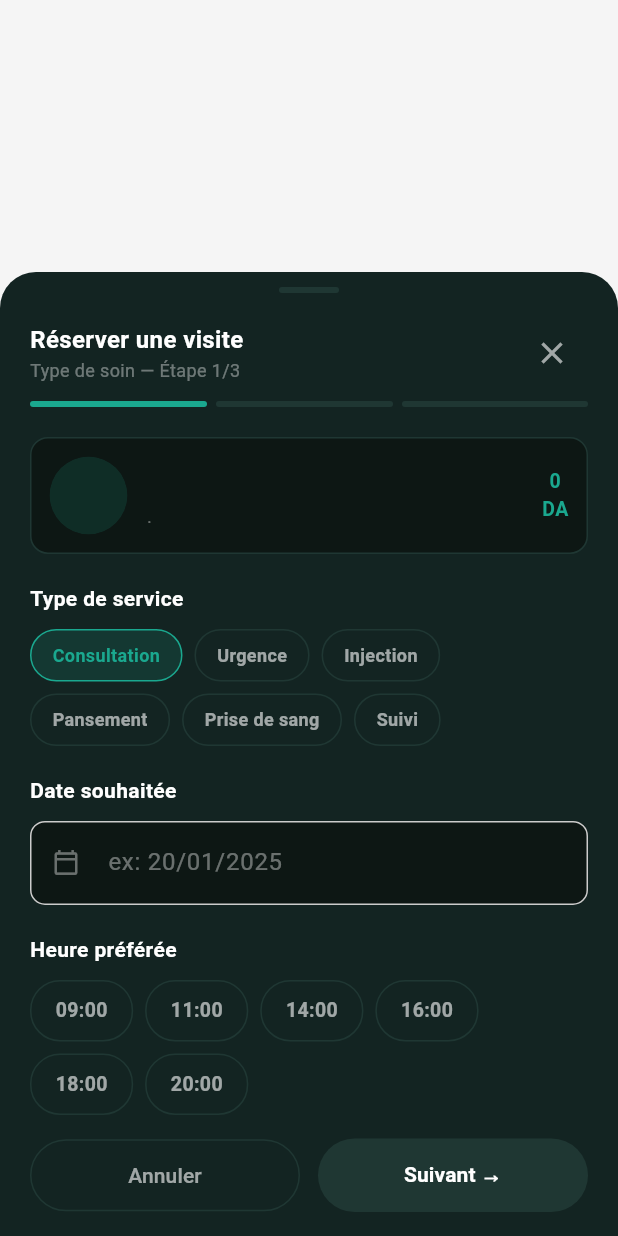
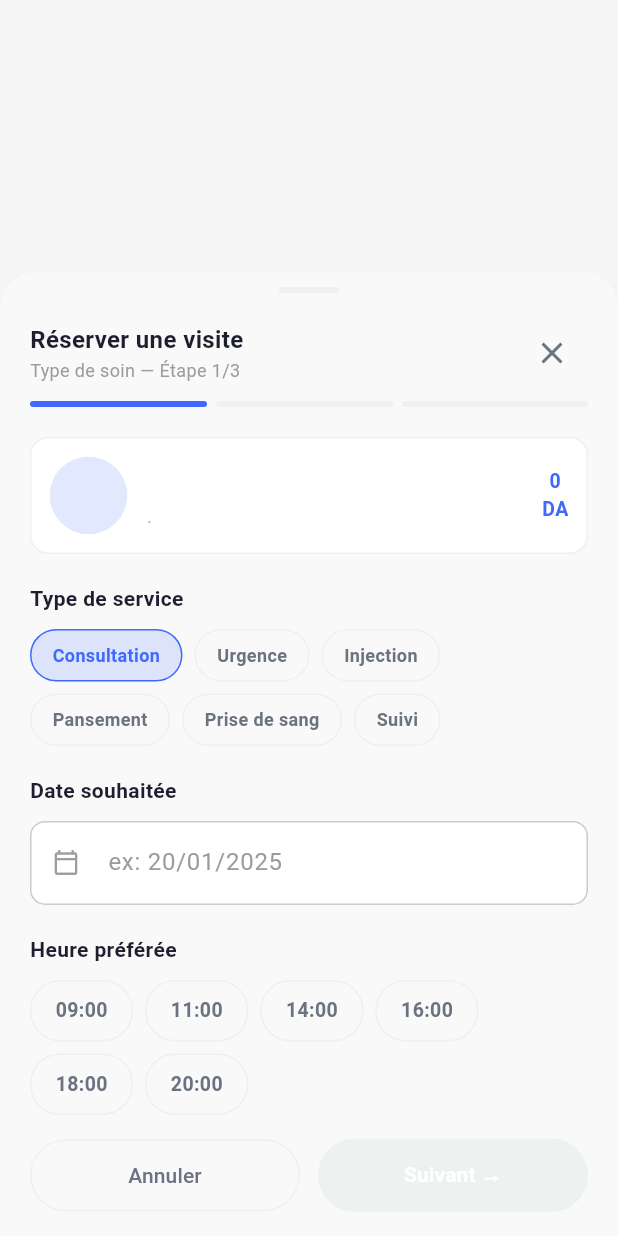
Before and after one commit to pfemoonbou-netizen/medicaclic, a Flutter app: the BookingSheet widget shown alone on an empty page, opened directly with empty values, on a phone screen of 412 x 824 dp. Run offline on Flutter 3.47's test engine with Material 3 defaults, Android fonts, the phone set to English and light mode, and no system bars; our stand-ins replace file_picker, flutter_map, geolocator, go_router, image_picker, latlong2 and 2 more; accounts and stored records are empty; network calls fail.

Commit message:
Passer la reservation (liste prestataires + booking sheet) au theme bleu
provider_list_screen.dart et booking_sheet.dart utilisaient encore
BoutiqueColors (theme sombre/vert). Ils utilisent maintenant le meme
theme bleu/blanc HomeCareColors deja en place sur home_care_screen.dart,
extrait dans un fichier partage pour eviter la duplication.

```diff
--- a/lib/screens/home/home_care/booking_sheet.dart
+++ b/lib/screens/home/home_care/booking_sheet.dart
@@ -1,6 +1,6 @@
 import 'package:flutter/material.dart';
 import 'package:provider/provider.dart';
-import '../../pharmacy/boutique_theme.dart';
+import 'home_care_theme.dart';
 import '../../../providers/home_care_provider.dart';
 
 class BookingSheet extends StatefulWidget {
@@ -88,11 +88,11 @@ class _BookingSheetState extends State<BookingSheet> {
       maxChildSize: 0.95,
       builder: (context, scrollController) {
         return Container(
-          decoration: const BoxDecoration(color: BoutiqueColors.card, borderRadius: BorderRadius.vertical(top: Radius.circular(24))),
+          decoration: const BoxDecoration(color: HomeCareColors.card, borderRadius: BorderRadius.vertical(top: Radius.circular(24))),
           child: Column(
             children: [
               const SizedBox(height: 10),
-              Container(width: 40, height: 4, decoration: BoxDecoration(color: BoutiqueColors.border, borderRadius: BorderRadius.circular(2))),
+              Container(width: 40, height: 4, decoration: BoxDecoration(color: HomeCareColors.border, borderRadius: BorderRadius.circular(2))),
               Padding(
                 padding: const EdgeInsets.fromLTRB(20, 16, 20, 8),
                 child: Row(
@@ -101,12 +101,12 @@ class _BookingSheetState extends State<BookingSheet> {
                       child: Column(
                         crossAxisAlignment: CrossAxisAlignment.start,
                         children: [
-                          const Text('Réserver une visite', style: TextStyle(color: BoutiqueColors.textPrimary, fontSize: 16, fontWeight: FontWeight.bold)),
-                          Text('${_stepTitles[_step]} — Étape ${_step + 1}/3', style: const TextStyle(color: BoutiqueColors.textFaint, fontSize: 12)),
+                          const Text('Réserver une visite', style: TextStyle(color: HomeCareColors.textPrimary, fontSize: 16, fontWeight: FontWeight.bold)),
+                          Text('${_stepTitles[_step]} — Étape ${_step + 1}/3', style: const TextStyle(color: HomeCareColors.textFaint, fontSize: 12)),
                         ],
                       ),
                     ),
-                    IconButton(icon: const Icon(Icons.close, color: BoutiqueColors.textSecondary), onPressed: () => Navigator.pop(context)),
+                    IconButton(icon: const Icon(Icons.close, color: HomeCareColors.textSecondary), onPressed: () => Navigator.pop(context)),
                   ],
                 ),
               ),
@@ -118,7 +118,7 @@ class _BookingSheetState extends State<BookingSheet> {
                       child: Container(
                         margin: EdgeInsets.only(right: i < 2 ? 6 : 0),
                         height: 4,
-                        decoration: BoxDecoration(color: i <= _step ? BoutiqueColors.accent : BoutiqueColors.border, borderRadius: BorderRadius.circular(2)),
+                        decoration: BoxDecoration(color: i <= _step ? HomeCareColors.accent : HomeCareColors.border, borderRadius: BorderRadius.circular(2)),
                       ),
                     );
                   }),
@@ -131,7 +131,7 @@ class _BookingSheetState extends State<BookingSheet> {
                   children: [
                     Container(
                       padding: const EdgeInsets.all(12),
-                      decoration: BoxDecoration(color: BoutiqueColors.background, borderRadius: BorderRadius.circular(12), border: Border.all(color: BoutiqueColors.border)),
+                      decoration: BoxDecoration(color: HomeCareColors.background, borderRadius: BorderRadius.circular(12), border: Border.all(color: HomeCareColors.border)),
                       child: Row(
                         children: [
                           ClipOval(
@@ -140,7 +140,7 @@ class _BookingSheetState extends State<BookingSheet> {
                               width: 52,
                               height: 52,
                               fit: BoxFit.cover,
-                              errorBuilder: (context, error, stackTrace) => CircleAvatar(radius: 26, backgroundColor: BoutiqueColors.accent.withValues(alpha: 0.15), child: Text(p.name.split(' ').map((s) => s.isNotEmpty ? s[0] : '').take(2).join(), style: const TextStyle(color: BoutiqueColors.accent, fontWeight: FontWeight.bold, fontSize: 12))),
+                              errorBuilder: (context, error, stackTrace) => CircleAvatar(radius: 26, backgroundColor: HomeCareColors.accent.withValues(alpha: 0.15), child: Text(p.name.split(' ').map((s) => s.isNotEmpty ? s[0] : '').take(2).join(), style: const TextStyle(color: HomeCareColors.accent, fontWeight: FontWeight.bold, fontSize: 12))),
                             ),
                           ),
                           const SizedBox(width: 10),
@@ -148,13 +148,13 @@ class _BookingSheetState extends State<BookingSheet> {
                             child: Column(
                               crossAxisAlignment: CrossAxisAlignment.start,
                               children: [
-                                Text(p.name, style: const TextStyle(color: BoutiqueColors.textPrimary, fontSize: 13, fontWeight: FontWeight.w700)),
-                                Text(p.specialty, style: const TextStyle(color: BoutiqueColors.textFaint, fontSize: 11)),
-                                Text('${p.etaRange} · ${p.address}', style: const TextStyle(color: BoutiqueColors.textFaint, fontSize: 11)),
+                                Text(p.name, style: const TextStyle(color: HomeCareColors.textPrimary, fontSize: 13, fontWeight: FontWeight.w700)),
+                                Text(p.specialty, style: const TextStyle(color: HomeCareColors.textFaint, fontSize: 11)),
+                                Text('${p.etaRange} · ${p.address}', style: const TextStyle(color: HomeCareColors.textFaint, fontSize: 11)),
                               ],
                             ),
                           ),
-                          Text('${p.pricePerVisit}\nDA', style: const TextStyle(color: BoutiqueColors.accent, fontSize: 13, fontWeight: FontWeight.bold), textAlign: TextAlign.center),
+                          Text('${p.pricePerVisit}\nDA', style: const TextStyle(color: HomeCareColors.accent, fontSize: 13, fontWeight: FontWeight.bold), textAlign: TextAlign.center),
                         ],
                       ),
                     ),
@@ -164,7 +164,7 @@ class _BookingSheetState extends State<BookingSheet> {
                     if (_step == 2) ..._buildStepThree(p),
                     if (_submitError != null) ...[
                       const SizedBox(height: 12),
-                      Text(_submitError!, style: const TextStyle(color: BoutiqueColors.red, fontSize: 12)),
+                      Text(_submitError!, style: const TextStyle(color: HomeCareColors.red, fontSize: 12)),
                     ],
                   ],
                 ),
@@ -178,15 +178,15 @@ class _BookingSheetState extends State<BookingSheet> {
                       Expanded(
                         child: OutlinedButton(
                           onPressed: _submitting ? null : _back,
-                          style: OutlinedButton.styleFrom(side: const BorderSide(color: BoutiqueColors.border), shape: RoundedRectangleBorder(borderRadius: BorderRadius.circular(32)), padding: const EdgeInsets.symmetric(vertical: 14)),
-                          child: Text(_step == 0 ? 'Annuler' : 'Précédent', style: const TextStyle(color: BoutiqueColors.textSecondary)),
+                          style: OutlinedButton.styleFrom(side: const BorderSide(color: HomeCareColors.border), shape: RoundedRectangleBorder(borderRadius: BorderRadius.circular(32)), padding: const EdgeInsets.symmetric(vertical: 14)),
+                          child: Text(_step == 0 ? 'Annuler' : 'Précédent', style: const TextStyle(color: HomeCareColors.textSecondary)),
                         ),
                       ),
                       const SizedBox(width: 12),
                       Expanded(
                         child: ElevatedButton(
                           onPressed: (_canContinue && !_submitting) ? _next : null,
-                          style: ElevatedButton.styleFrom(backgroundColor: BoutiqueColors.accent, disabledBackgroundColor: BoutiqueColors.border, shape: RoundedRectangleBorder(borderRadius: BorderRadius.circular(32)), padding: const EdgeInsets.symmetric(vertical: 14)),
+                          style: ElevatedButton.styleFrom(backgroundColor: HomeCareColors.accent, disabledBackgroundColor: HomeCareColors.border, shape: RoundedRectangleBorder(borderRadius: BorderRadius.circular(32)), padding: const EdgeInsets.symmetric(vertical: 14)),
                           child: _submitting
                               ? const SizedBox(height: 18, width: 18, child: CircularProgressIndicator(strokeWidth: 2, valueColor: AlwaysStoppedAnimation<Color>(Colors.white)))
                               : Text(_step == 2 ? 'Confirmer' : 'Suivant →', style: const TextStyle(color: Colors.white, fontWeight: FontWeight.w600)),
@@ -205,7 +205,7 @@ class _BookingSheetState extends State<BookingSheet> {
 
   List<Widget> _buildStepOne() {
     return [
-      const Text('Type de service', style: TextStyle(color: BoutiqueColors.textPrimary, fontSize: 14, fontWeight: FontWeight.w700)),
+      const Text('Type de service', style: TextStyle(color: HomeCareColors.textPrimary, fontSize: 14, fontWeight: FontWeight.w700)),
       const SizedBox(height: 10),
       Wrap(
         spacing: 8,
@@ -216,29 +216,29 @@ class _BookingSheetState extends State<BookingSheet> {
             onTap: () => setState(() => _serviceType = t),
             child: Container(
               padding: const EdgeInsets.symmetric(horizontal: 14, vertical: 8),
-              decoration: BoxDecoration(color: active ? BoutiqueColors.accent.withValues(alpha: 0.15) : Colors.transparent, borderRadius: BorderRadius.circular(20), border: Border.all(color: active ? BoutiqueColors.accent : BoutiqueColors.border)),
-              child: Text(t, style: TextStyle(color: active ? BoutiqueColors.accent : BoutiqueColors.textSecondary, fontSize: 12, fontWeight: FontWeight.w600)),
+              decoration: BoxDecoration(color: active ? HomeCareColors.accent.withValues(alpha: 0.15) : Colors.transparent, borderRadius: BorderRadius.circular(20), border: Border.all(color: active ? HomeCareColors.accent : HomeCareColors.border)),
+              child: Text(t, style: TextStyle(color: active ? HomeCareColors.accent : HomeCareColors.textSecondary, fontSize: 12, fontWeight: FontWeight.w600)),
             ),
           );
         }).toList(),
       ),
       const SizedBox(height: 20),
-      const Text('Date souhaitée', style: TextStyle(color: BoutiqueColors.textPrimary, fontSize: 14, fontWeight: FontWeight.w700)),
+      const Text('Date souhaitée', style: TextStyle(color: HomeCareColors.textPrimary, fontSize: 14, fontWeight: FontWeight.w700)),
       const SizedBox(height: 10),
       TextField(
         controller: _dateController,
-        style: const TextStyle(color: BoutiqueColors.textPrimary),
+        style: const TextStyle(color: HomeCareColors.textPrimary),
         decoration: InputDecoration(
           hintText: 'ex: 20/01/2025',
-          hintStyle: const TextStyle(color: BoutiqueColors.textFaint),
-          prefixIcon: const Icon(Icons.calendar_today_outlined, color: BoutiqueColors.textFaint, size: 18),
+          hintStyle: const TextStyle(color: HomeCareColors.textFaint),
+          prefixIcon: const Icon(Icons.calendar_today_outlined, color: HomeCareColors.textFaint, size: 18),
           filled: true,
-          fillColor: BoutiqueColors.background,
-          border: OutlineInputBorder(borderRadius: BorderRadius.circular(12), borderSide: const BorderSide(color: BoutiqueColors.border)),
+          fillColor: HomeCareColors.background,
+          border: OutlineInputBorder(borderRadius: BorderRadius.circular(12), borderSide: const BorderSide(color: HomeCareColors.border)),
         ),
       ),
       const SizedBox(height: 20),
-      const Text('Heure préférée', style: TextStyle(color: BoutiqueColors.textPrimary, fontSize: 14, fontWeight: FontWeight.w700)),
+      const Text('Heure préférée', style: TextStyle(color: HomeCareColors.textPrimary, fontSize: 14, fontWeight: FontWeight.w700)),
       const SizedBox(height: 10),
       Wrap(
         spacing: 8,
@@ -249,8 +249,8 @@ class _BookingSheetState extends State<BookingSheet> {
             onTap: () => setState(() => _timeSlot = t),
             child: Container(
               padding: const EdgeInsets.symmetric(horizontal: 16, vertical: 10),
-              decoration: BoxDecoration(color: active ? BoutiqueColors.accent : Colors.transparent, borderRadius: BorderRadius.circular(20), border: Border.all(color: active ? BoutiqueColors.accent : BoutiqueColors.border)),
-              child: Text(t, style: TextStyle(color: active ? Colors.white : BoutiqueColors.textSecondary, fontSize: 13, fontWeight: FontWeight.w600)),
+              decoration: BoxDecoration(color: active ? HomeCareColors.accent : Colors.transparent, borderRadius: BorderRadius.circular(20), border: Border.all(color: active ? HomeCareColors.accent : HomeCareColors.border)),
+              child: Text(t, style: TextStyle(color: active ? Colors.white : HomeCareColors.textSecondary, fontSize: 13, fontWeight: FontWeight.w600)),
             ),
           );
         }).toList(),
@@ -260,34 +260,34 @@ class _BookingSheetState extends State<BookingSheet> {
 
   List<Widget> _buildStepTwo() {
     return [
-      const Text('Adresse complète', style: TextStyle(color: BoutiqueColors.textPrimary, fontSize: 14, fontWeight: FontWeight.w700)),
+      const Text('Adresse complète', style: TextStyle(color: HomeCareColors.textPrimary, fontSize: 14, fontWeight: FontWeight.w700)),
       const SizedBox(height: 10),
       TextField(
         controller: _addressController,
         maxLines: 2,
-        style: const TextStyle(color: BoutiqueColors.textPrimary),
+        style: const TextStyle(color: HomeCareColors.textPrimary),
         decoration: InputDecoration(
           hintText: 'Quartier, rue, repère...',
-          hintStyle: const TextStyle(color: BoutiqueColors.textFaint),
-          prefixIcon: const Icon(Icons.location_on_outlined, color: BoutiqueColors.textFaint, size: 18),
+          hintStyle: const TextStyle(color: HomeCareColors.textFaint),
+          prefixIcon: const Icon(Icons.location_on_outlined, color: HomeCareColors.textFaint, size: 18),
           filled: true,
-          fillColor: BoutiqueColors.background,
-          border: OutlineInputBorder(borderRadius: BorderRadius.circular(12), borderSide: const BorderSide(color: BoutiqueColors.border)),
+          fillColor: HomeCareColors.background,
+          border: OutlineInputBorder(borderRadius: BorderRadius.circular(12), borderSide: const BorderSide(color: HomeCareColors.border)),
         ),
       ),
       const SizedBox(height: 20),
-      const Text('Note pour le prestataire (optionnel)', style: TextStyle(color: BoutiqueColors.textPrimary, fontSize: 14, fontWeight: FontWeight.w700)),
+      const Text('Note pour le prestataire (optionnel)', style: TextStyle(color: HomeCareColors.textPrimary, fontSize: 14, fontWeight: FontWeight.w700)),
       const SizedBox(height: 10),
       TextField(
         controller: _noteController,
         maxLines: 3,
-        style: const TextStyle(color: BoutiqueColors.textPrimary),
+        style: const TextStyle(color: HomeCareColors.textPrimary),
         decoration: InputDecoration(
           hintText: 'Précisez vos symptômes, étage, code d\'accès...',
-          hintStyle: const TextStyle(color: BoutiqueColors.textFaint),
+          hintStyle: const TextStyle(color: HomeCareColors.textFaint),
           filled: true,
-          fillColor: BoutiqueColors.background,
-          border: OutlineInputBorder(borderRadius: BorderRadius.circular(12), borderSide: const BorderSide(color: BoutiqueColors.border)),
+          fillColor: HomeCareColors.background,
+          border: OutlineInputBorder(borderRadius: BorderRadius.circular(12), borderSide: const BorderSide(color: HomeCareColors.border)),
         ),
       ),
     ];
@@ -299,20 +299,20 @@ class _BookingSheetState extends State<BookingSheet> {
           child: Row(
             mainAxisAlignment: MainAxisAlignment.spaceBetween,
             children: [
-              Text(label, style: const TextStyle(color: BoutiqueColors.textFaint, fontSize: 13)),
-              Flexible(child: Text(value, style: const TextStyle(color: BoutiqueColors.textPrimary, fontSize: 13, fontWeight: FontWeight.w600), textAlign: TextAlign.right)),
+              Text(label, style: const TextStyle(color: HomeCareColors.textFaint, fontSize: 13)),
+              Flexible(child: Text(value, style: const TextStyle(color: HomeCareColors.textPrimary, fontSize: 13, fontWeight: FontWeight.w600), textAlign: TextAlign.right)),
             ],
           ),
         );
     return [
-      const Text('Récapitulatif', style: TextStyle(color: BoutiqueColors.textPrimary, fontSize: 14, fontWeight: FontWeight.w700)),
+      const Text('Récapitulatif', style: TextStyle(color: HomeCareColors.textPrimary, fontSize: 14, fontWeight: FontWeight.w700)),
       const SizedBox(height: 14),
       row('Prestataire', p.name),
       row('Service', _serviceType),
       row('Date', _dateController.text),
       row('Heure', _timeSlot ?? ''),
       row('Adresse', _addressController.text),
-      const Divider(color: BoutiqueColors.border),
+      const Divider(color: HomeCareColors.border),
       row('Total estimé', '${p.pricePerVisit} DA'),
     ];
   }
--- /dev/null
+++ b/lib/screens/home/home_care/home_care_theme.dart
@@ -0,0 +1,17 @@
+import 'package:flutter/material.dart';
+
+/// Theme clair bleu et blanc partage par tout le module Services a Domicile
+/// (liste des prestataires, reservation), au lieu du theme sombre BoutiqueColors.
+class HomeCareColors {
+  static const background = Colors.white;
+  static const card = Color(0xFFF9F9F9);
+  static const border = Color(0xFFEDF1F0);
+  static const accent = Color(0xFF3E69FE);
+  static const orange = Color(0xFFF2994A);
+  static const red = Color(0xFFFF5C5C);
+  static const green = Color(0xFF34C759);
+  static const muted = Color(0xFFB5BAC2);
+  static const textPrimary = Color(0xFF1E1F2E);
+  static const textSecondary = Color(0xFF6B7280);
+  static const textFaint = Color(0xFF9C9C9C);
+}
```
Also changed, not shown: lib/screens/home/home_care/home_care_screen.dart (+33 -43 lines), lib/screens/home/home_care/provider_list_screen.dart (+35 -35 lines).
